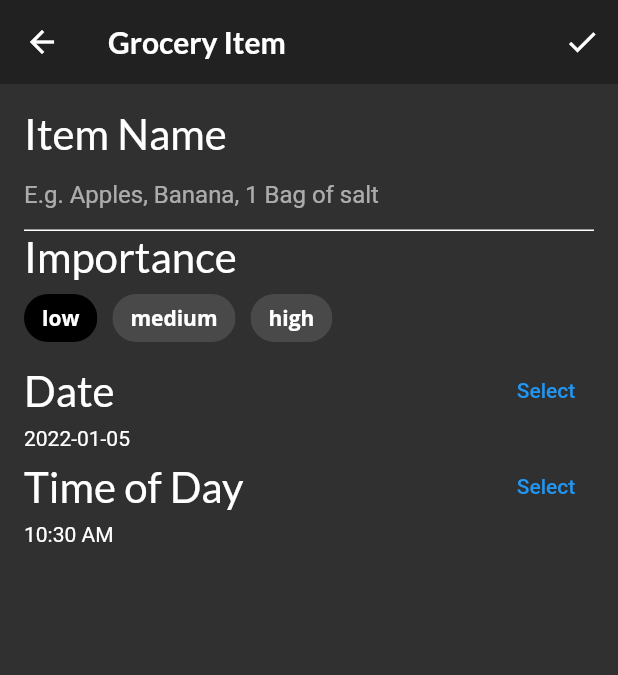
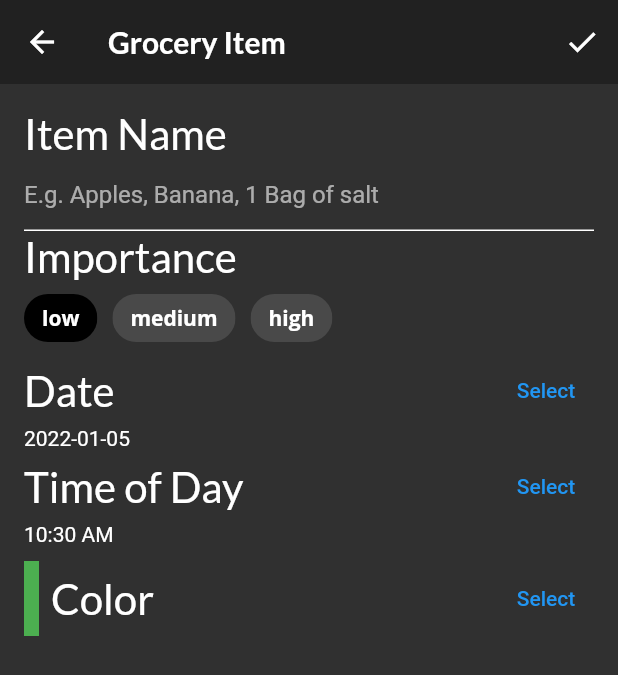
Before and after one commit to omelchenkoaleks/scrollable_widgets, a Flutter app: the screen it shows after launch, item 3 of the bottom bar chosen, after a tap on the "add" icon, on a phone screen of 412 x 824 dp. Shown: the top 675 px of the screen. Run offline on Flutter 3.47's test engine with Material 2 defaults, Android fonts, the phone set to English and light mode, and no system bars; our stand-ins replace flutter_colorpicker, google_fonts.

Commit message:
building the color picker widget

```diff
--- a/lib/screens/grocery_item_screen.dart
+++ b/lib/screens/grocery_item_screen.dart
@@ -90,7 +90,8 @@ class _GroceryItemScreenState extends State<GroceryItemScreen> {
             buildImportanceField(),
             buildDateField(context),
             buildTimeField(context),
-            // TODO 17: Add color picker
+            const SizedBox(height: 10.0),
+            buildColorPicker(context),
             // TODO 18: Add slider
             // TODO: 19: Add Grocery Tile
           ],
@@ -245,7 +246,53 @@ class _GroceryItemScreenState extends State<GroceryItemScreen> {
     );
   }
 
-  // TODO: Add buildColorPicker()
+  Widget buildColorPicker(BuildContext context) {
+    return Row(
+      mainAxisAlignment: MainAxisAlignment.spaceBetween,
+      children: [
+        Row(
+          children: [
+            Container(
+              height: 50.0,
+              width: 10.0,
+              color: _currentColor,
+            ),
+            const SizedBox(width: 8.0),
+            Text(
+              'Color',
+              style: GoogleFonts.lato(fontSize: 28.0),
+            ),
+          ],
+        ),
+        TextButton(
+          child: const Text('Select'),
+          onPressed: () {
+            showDialog(
+              context: context,
+              builder: (context) {
+                return AlertDialog(
+                  content: BlockPicker(
+                    pickerColor: Colors.white,
+                    onColorChanged: (color) {
+                      setState(() => _currentColor = color);
+                    },
+                  ),
+                  actions: [
+                    TextButton(
+                      child: const Text('Save'),
+                      onPressed: () {
+                        Navigator.of(context).pop();
+                      },
+                    ),
+                  ],
+                );
+              },
+            );
+          },
+        ),
+      ],
+    );
+  }
 
   // TODO: Add buildQuantityField()
 
```
